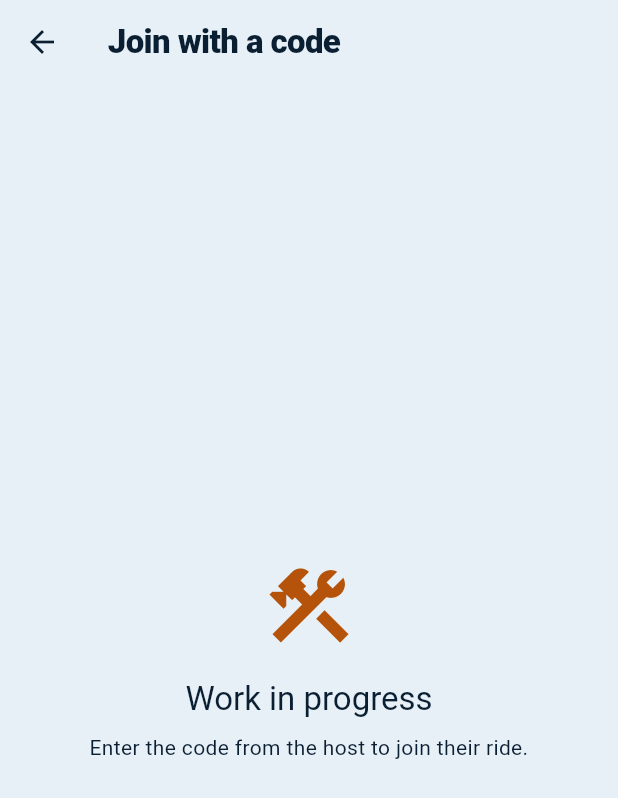
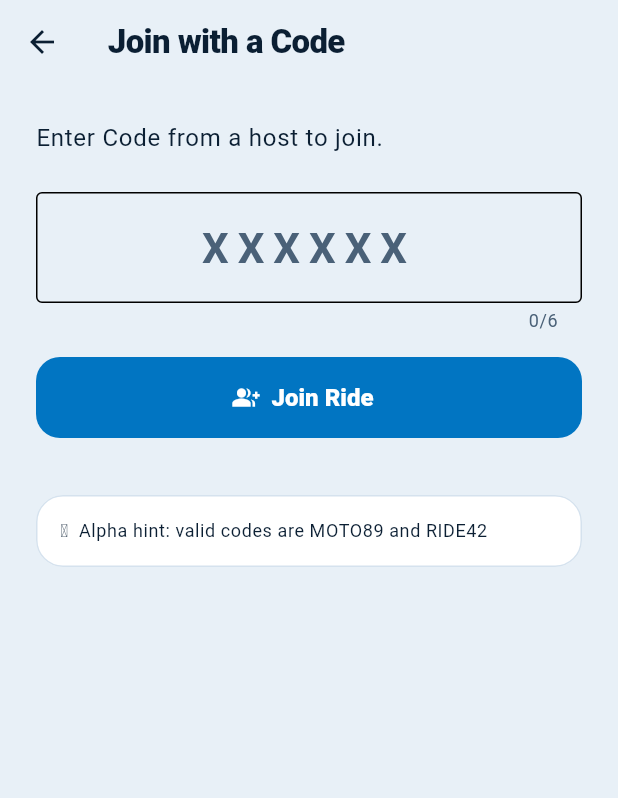
Before and after one commit to nawaftahir/ridesync, a Flutter app: the screen it shows after launch, after a tap on "Join with a code", on a phone screen of 412 x 824 dp. Shown: the top 798 px of the screen. Run offline on Flutter 3.47's test engine with Material 3 defaults, Android fonts, the phone set to English and light mode, and no system bars; our stand-ins replace flutter_map, latlong2.

Commit message:
Add screens and mock data for ride hosting and joining functionality

```diff
--- a/lib/screens/home_screen.dart
+++ b/lib/screens/home_screen.dart
@@ -1,17 +1,17 @@
 import 'package:flutter/material.dart';
-import 'package:ridesync/screens/wip_screen.dart';
+import 'package:ridesync/screens/host_ride_screen.dart';
+import 'package:ridesync/screens/join_ride_screen.dart';
+import 'package:ridesync/screens/login_screen.dart';
 
-// The first screen of the app. It has three options. Each one opens a
-// work-in-progress page until we build the real screen.
+// The first screen of the app.
 class HomeScreen extends StatelessWidget {
   const HomeScreen({super.key});
 
-  // Opens a WipScreen on top of this screen. The back button comes for free.
-  void _openWip(BuildContext context, String title, String plan) {
+  // A small helper to avoid repeating MaterialPageRoute boilerplate.
+  // `Widget Function()` means: a function that returns a Widget (the screen).
+  void _go(BuildContext context, Widget screen) {
     Navigator.of(context).push(
-      MaterialPageRoute(
-        builder: (context) => WipScreen(title: title, plan: plan),
-      ),
+      MaterialPageRoute(builder: (_) => screen),
     );
   }
 
@@ -49,38 +49,25 @@ class HomeScreen extends StatelessWidget {
               ),
               const SizedBox(height: 48),
 
-              // Option 1: start a new ride and get a code to share.
-              // Button size and shape come from the theme (app_theme.dart).
+              // Option 1: start a new ride → HostRideScreen.
               FilledButton.icon(
-                onPressed: () => _openWip(
-                  context,
-                  'Host a ride',
-                  'Create a ride and get a code to share with your group.',
-                ),
+                onPressed: () => _go(context, const HostRideScreen()),
                 icon: const Icon(Icons.add_road),
                 label: const Text('Host a ride'),
               ),
               const SizedBox(height: 12),
 
-              // Option 2: join someone else's ride with their code.
+              // Option 2: join with a code → JoinRideScreen.
               OutlinedButton.icon(
-                onPressed: () => _openWip(
-                  context,
-                  'Join with a code',
-                  'Enter the code from the host to join their ride.',
-                ),
+                onPressed: () => _go(context, const JoinRideScreen()),
                 icon: const Icon(Icons.group_add),
                 label: const Text('Join with a code'),
               ),
               const SizedBox(height: 12),
 
-              // Option 3: accounts. This comes later, after the main screens.
+              // Option 3: login / sign up → LoginScreen.
               TextButton.icon(
-                onPressed: () => _openWip(
-                  context,
-                  'Sign up',
-                  'Create an account and log in. Currently WIP',
-                ),
+                onPressed: () => _go(context, const LoginScreen()),
                 icon: const Icon(Icons.person_add),
                 label: const Text('Sign up or log in'),
               ),
--- /dev/null
+++ b/lib/screens/join_ride_screen.dart
@@ -0,0 +1,126 @@
+import 'package:flutter/material.dart';
+import 'package:ridesync/mock/mock_rides.dart';
+import 'package:ridesync/screens/ride_map_screen.dart';
+
+class JoinRideScreen extends StatefulWidget {
+  const JoinRideScreen({super.key});
+
+  @override
+  State<JoinRideScreen> createState() => _JoinRideScreenState();
+}
+
+class _JoinRideScreenState extends State<JoinRideScreen> {
+  final _codeController = TextEditingController();
+  String? _errorMessage;
+  bool _isLoading = false;
+
+  // async/await: this function pauses at `await` without freezing the UI.
+  Future<void> _onJoinTapped() async {
+    setState(() {
+      _errorMessage = null;
+      _isLoading = true;
+    });
+
+    // Simulates a network round-trip. Replace with a real API call later.
+    await Future.delayed(const Duration(milliseconds: 800));
+
+    final ride = findMockRide(_codeController.text);
+
+    // `mounted` check: if the user left this screen during the delay, stop.
+    if (!mounted) return;
+
+    if (ride == null) {
+      setState(() {
+        _errorMessage =
+            'No ride found for "${_codeController.text.toUpperCase()}". '
+            'Try MOTO89 or RIDE42.';
+        _isLoading = false;
+      });
+      return;
+    }
+
+    setState(() => _isLoading = false);
+    Navigator.of(context).push(
+      MaterialPageRoute(
+        builder: (_) => RideMapScreen(
+          joinCode: ride.code,
+          destination: ride.destination,
+          isHost: false,
+        ),
+      ),
+    );
+  }
+
+  @override
+  void dispose() {
+    _codeController.dispose();
+    super.dispose();
+  }
+
+  @override
+  Widget build(BuildContext context) {
+    final text = Theme.of(context).textTheme;
+
+    return Scaffold(
+      appBar: AppBar(title: const Text('Join with a Code')),
+      body: Padding(
+        padding: const EdgeInsets.all(24),
+        child: Column(
+          crossAxisAlignment: CrossAxisAlignment.stretch,
+          children: [
+            Text(
+              'Enter Code from a host to join.',
+              style: text.bodyLarge,
+            ),
+            const SizedBox(height: 24),
+
+            TextField(
+              controller: _codeController,
+              textCapitalization: TextCapitalization.characters,
+              maxLength: 6,
+              textAlign: TextAlign.center,
+              style: const TextStyle(
+                fontSize: 28,
+                fontWeight: FontWeight.w700,
+                letterSpacing: 6,
+              ),
+              decoration: InputDecoration(
+                hintText: 'XXXXXX',
+                border: const OutlineInputBorder(),
+                errorText: _errorMessage,
+                errorMaxLines: 3,
+              ),
+              onSubmitted: (_) => _onJoinTapped(),
+            ),
+            const SizedBox(height: 16),
+
+            FilledButton.icon(
+              // null disables the button (greyed out) while loading.
+              onPressed: _isLoading ? null : _onJoinTapped,
+              icon: _isLoading
+                  ? const SizedBox(
+                      width: 18,
+                      height: 18,
+                      child: CircularProgressIndicator(strokeWidth: 2),
+                    )
+                  : const Icon(Icons.group_add),
+              label: Text(_isLoading ? 'Checking…' : 'Join Ride'),
+            ),
+            const SizedBox(height: 32),
+
+            // Alpha hint card — remove before real release.
+            Card(
+              child: Padding(
+                padding: const EdgeInsets.all(16),
+                child: Text(
+                  '🛈  Alpha hint: valid codes are MOTO89 and RIDE42',
+                  style: text.bodySmall,
+                ),
+              ),
+            ),
+          ],
+        ),
+      ),
+    );
+  }
+}
```
Also changed, not shown: lib/mock/mock_map_data.dart (added, +37 -0 lines), lib/mock/mock_rides.dart (added, +40 -0 lines), lib/screens/host_ride_screen.dart (added, +129 -0 lines), lib/screens/login_screen.dart (added, +110 -0 lines), lib/screens/ride_map_screen.dart (added, +138 -0 lines), 1 other file.
